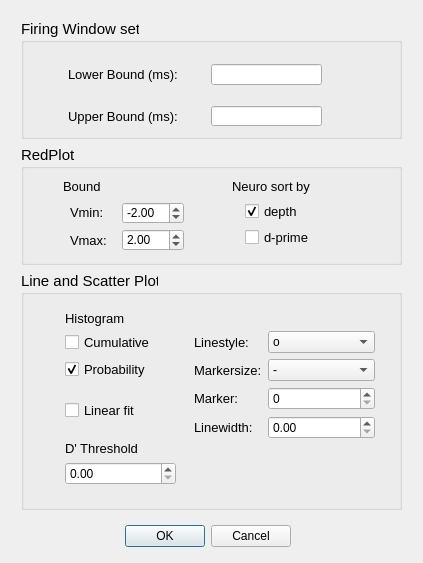
Before: the Qt Designer form plotparams.ui in GongZhengxin/FOBSC, drawn with Qt 5.
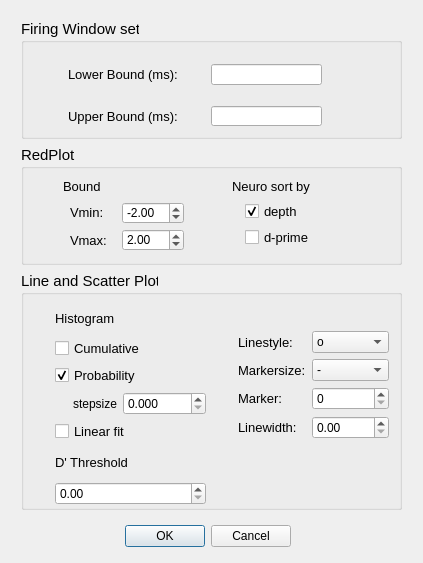
After: the same form once the commit is applied.

Commit message: Fixed:random colormap, logger

```diff
--- a/plotparams.ui
+++ b/plotparams.ui
@@ -305,9 +305,9 @@
       <widget class="QWidget" name="formLayoutWidget">
        <property name="geometry">
         <rect>
-         <x>173</x>
+         <x>217</x>
          <y>60</y>
-         <width>181</width>
+         <width>151</width>
          <height>131</height>
         </rect>
        </property>
@@ -461,10 +461,10 @@
       <widget class="QWidget" name="verticalLayoutWidget_2">
        <property name="geometry">
         <rect>
-         <x>44</x>
-         <y>40</y>
-         <width>111</width>
-         <height>174</height>
+         <x>34</x>
+         <y>33</y>
+         <width>151</width>
+         <height>201</height>
         </rect>
        </property>
        <layout class="QVBoxLayout" name="verticalLayout_2">
@@ -508,17 +508,42 @@
          </widget>
         </item>
         <item>
-         <spacer name="verticalSpacer">
-          <property name="orientation">
-           <enum>Qt::Vertical</enum>
-          </property>
-          <property name="sizeHint" stdset="0">
-           <size>
-            <width>20</width>
-            <height>40</height>
-           </size>
-          </property>
-         </spacer>
+         <layout class="QHBoxLayout" name="horizontalLayout" stretch="1,3,7">
+          <item>
+           <widget class="QLabel" name="label_14">
+            <property name="text">
+             <string> </string>
+            </property>
+           </widget>
+          </item>
+          <item>
+           <widget class="QLabel" name="label_13">
+            <property name="font">
+             <font>
+              <pointsize>9</pointsize>
+             </font>
+            </property>
+            <property name="text">
+             <string>stepsize</string>
+            </property>
+           </widget>
+          </item>
+          <item>
+           <widget class="QDoubleSpinBox" name="stepsize_spinbox">
+            <property name="font">
+             <font>
+              <pointsize>9</pointsize>
+             </font>
+            </property>
+            <property name="decimals">
+             <number>3</number>
+            </property>
+            <property name="singleStep">
+             <double>0.010000000000000</double>
+            </property>
+           </widget>
+          </item>
+         </layout>
         </item>
         <item>
          <widget class="QCheckBox" name="checkBox_linfit">
@@ -532,19 +557,6 @@
           </property>
          </widget>
         </item>
-        <item>
-         <spacer name="verticalSpacer_2">
-          <property name="orientation">
-           <enum>Qt::Vertical</enum>
-          </property>
-          <property name="sizeHint" stdset="0">
-           <size>
-            <width>20</width>
-            <height>40</height>
-           </size>
-          </property>
-         </spacer>
-        </item>
         <item>
          <widget class="QLabel" name="label_11">
           <property name="font">
```
The commit also changes 2 other files.
